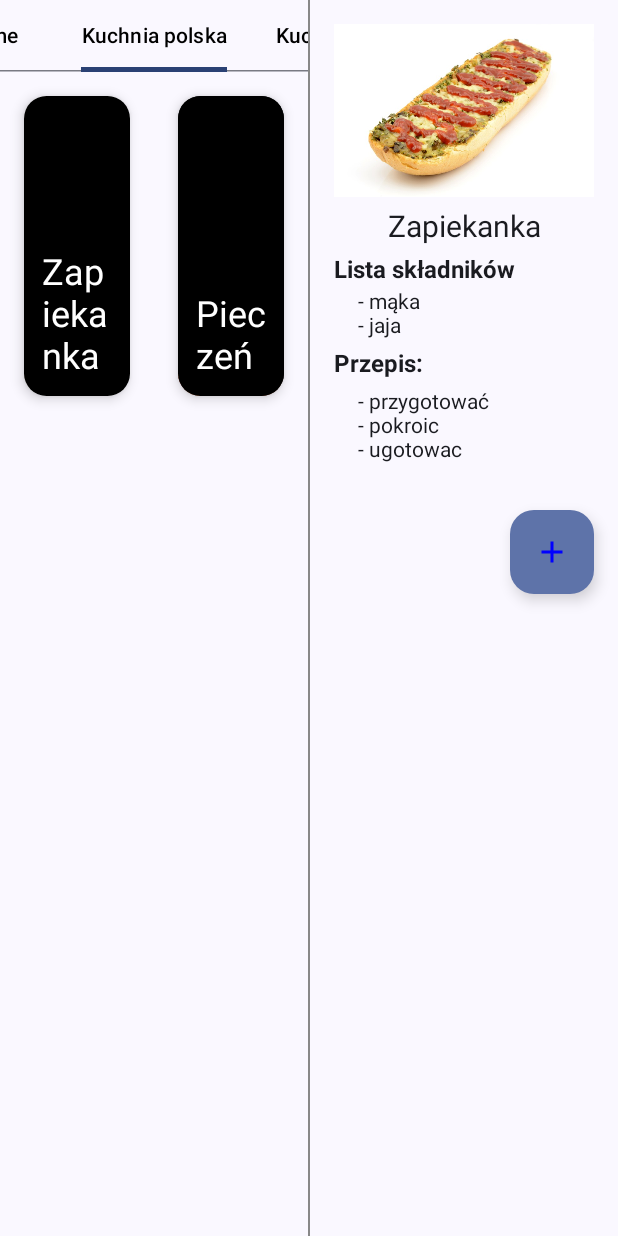
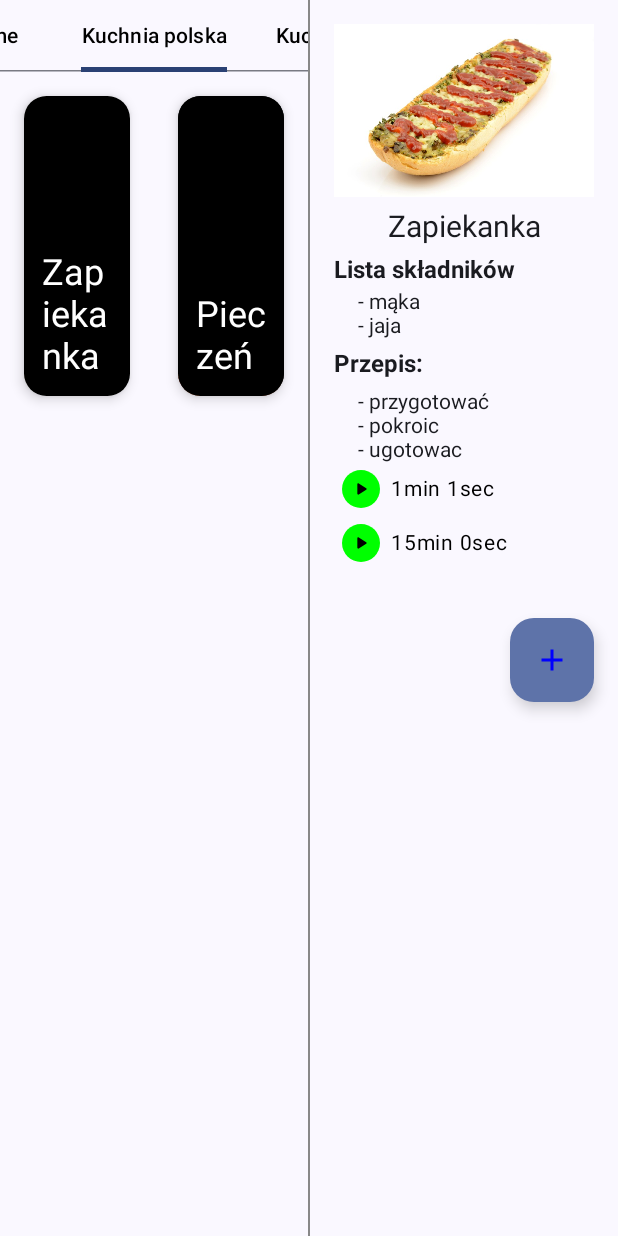
Before and after one commit to GrajaKonrad/MyChef, an Android app built with Jetpack Compose: the composable RecipeScreen shown on its own in the app's theme, after a tap on "Zapiekanka", on a phone screen of 412 x 824 dp. Run offline under Robolectric (Android 15) with nearby library versions, the phone set to English and light mode, and no system bars.

Commit message:
Added timer

```diff
--- a/app/src/main/java/com/example/mychef/model/Recipe.kt
+++ b/app/src/main/java/com/example/mychef/model/Recipe.kt
@@ -2,6 +2,6 @@ package com.example.mychef.model
 
 
 data class Recipe(var category: String, var name: String, var ingredients: List<String>,
-             var steps: List<String>, var image: Int) {
+             var steps: List<String>, var image: Int, var times: List<Long>) {
 
 }
--- a/app/src/main/java/com/example/mychef/view/RecipeDetail.kt
+++ b/app/src/main/java/com/example/mychef/view/RecipeDetail.kt
@@ -2,13 +2,25 @@ package com.example.mychef.view
 
 import androidx.compose.foundation.Image
 import androidx.compose.foundation.layout.Column
+import androidx.compose.foundation.layout.PaddingValues
+import androidx.compose.foundation.layout.Row
 import androidx.compose.foundation.layout.fillMaxWidth
 import androidx.compose.foundation.layout.padding
+import androidx.compose.foundation.layout.size
 import androidx.compose.foundation.layout.wrapContentWidth
 import androidx.compose.foundation.rememberScrollState
+import androidx.compose.foundation.shape.RoundedCornerShape
 import androidx.compose.foundation.verticalScroll
+import androidx.compose.material.icons.Icons
+import androidx.compose.material.icons.rounded.*
+import androidx.compose.material3.Button
+import androidx.compose.material3.ButtonDefaults
+import androidx.compose.material3.Icon
 import androidx.compose.material3.Text
 import androidx.compose.runtime.Composable
+import androidx.compose.runtime.mutableStateOf
+import androidx.compose.runtime.remember
+import androidx.compose.runtime.*
 import androidx.compose.ui.Alignment
 import androidx.compose.ui.Modifier
 import androidx.compose.ui.res.painterResource
@@ -17,7 +29,9 @@ import androidx.compose.ui.text.font.FontWeight
 import androidx.compose.ui.text.style.TextAlign
 import androidx.compose.ui.unit.dp
 import androidx.compose.ui.unit.sp
+import androidx.compose.ui.graphics.Color
 import com.example.mychef.data.DataProvider
+import kotlinx.coroutines.delay
 
 @Composable
 fun DetailRecipe(name: String?) {
@@ -66,5 +80,72 @@ fun DetailRecipe(name: String?) {
                 modifier = Modifier.padding(start = 16.dp)
             )
         }
+        recipe.times.forEach { timer ->
+            Timer(timer)
+        }
     }
 }
+@Composable
+fun Timer(
+    timeBegin: Long
+)
+{
+    var currentTime by remember {
+        mutableStateOf(timeBegin)
+    }
+    var isTimerStart by remember {
+        mutableStateOf(false)
+    }
+    LaunchedEffect(key1 = currentTime, key2 = isTimerStart) {
+        if(currentTime > 0 && isTimerStart) {
+            delay(100L)
+            currentTime -= 100L
+        }
+    }
+    Row(
+        verticalAlignment = Alignment.CenterVertically
+    ){
+
+    Button(
+        onClick = {
+                    if(currentTime <= 0L) {
+                        currentTime = timeBegin
+                        isTimerStart = true
+                    } else {
+                        isTimerStart = !isTimerStart
+                    }
+                  },
+        modifier = Modifier
+                        .padding(5.dp)
+                        .size(width = 25.dp, height = 25.dp),
+        colors = ButtonDefaults.buttonColors(
+            containerColor = if (!isTimerStart || currentTime <= 0L) {
+                Color.Green
+            } else {
+                Color.Red
+            }
+        ),
+        shape = RoundedCornerShape(28.dp),
+        contentPadding = PaddingValues(5.dp)
+    ) {
+        Icon(
+            if(!isTimerStart || currentTime <= 0L)
+            {
+                Icons.Rounded.PlayArrow
+            } else
+            {
+                Icons.Rounded.Done
+            },
+            modifier = Modifier.size(20.dp),
+            contentDescription = "time icon",
+            tint = Color.Unspecified
+        )
+    }
+    Text(
+        text = (currentTime / 60000L).toString() + "min " + ((currentTime % 60000L) / 1000).toString() + "sec",
+        modifier = Modifier.padding(start = 2.dp),
+        fontSize = 14.sp,
+        color = Color.Black
+    )
+    }
+}
--- a/app/src/main/java/com/example/mychef/view/RecipeList.kt
+++ b/app/src/main/java/com/example/mychef/view/RecipeList.kt
@@ -112,7 +112,8 @@ fun ImageCardForPhone(
             Image(
                 painter = painterResource(painter),
                 contentDescription = contentDescription,
-                contentScale = ContentScale.Crop
+                contentScale = ContentScale.Crop,
+                modifier = Modifier.fillMaxSize()
             )
             Box(
                 modifier = Modifier
```
Also changed, not shown: app/src/main/java/com/example/mychef/data/DataProvider.kt (+79 -20 lines).
